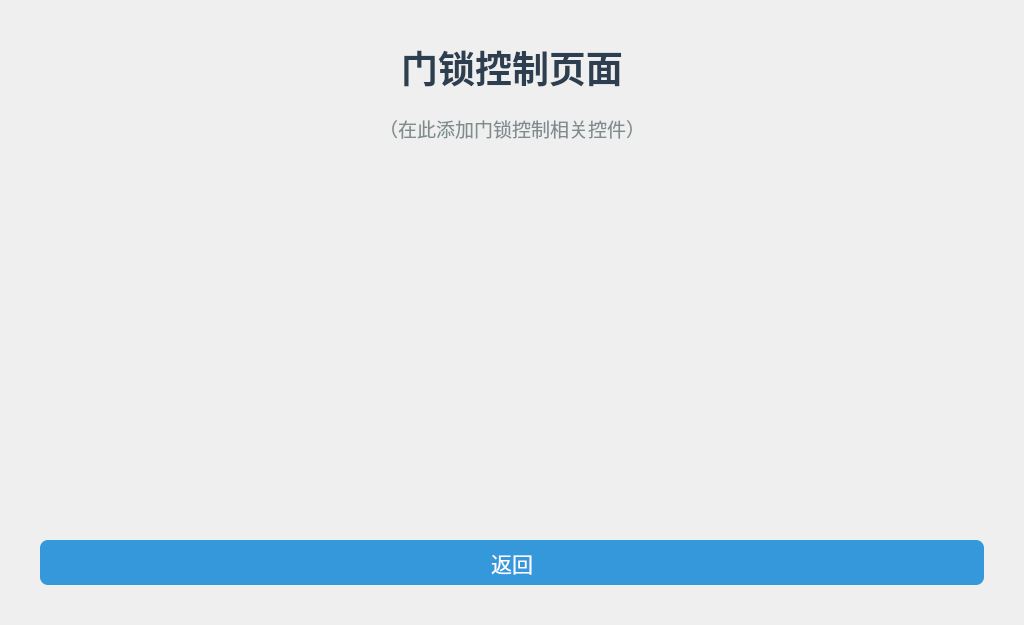
The window that ui/LockDialog.ui (zwq1270033721/my_mp157_smart_home_panel) describes before a commit, drawn with Qt 5.
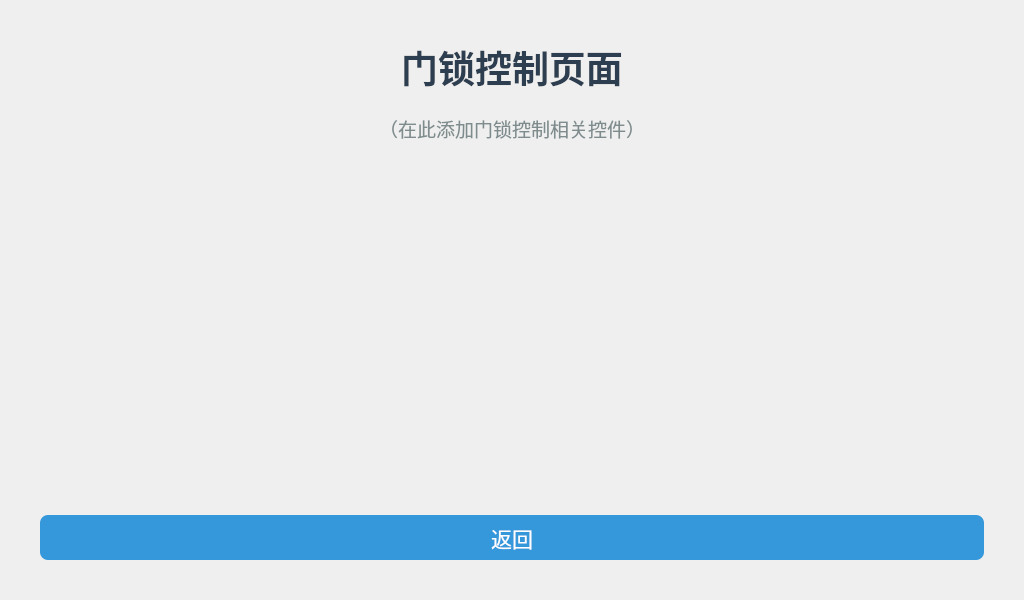
The same window after the commit.

The edit to the form file:
```diff
--- a/ui/LockDialog.ui
+++ b/ui/LockDialog.ui
@@ -7,19 +7,19 @@
     <x>0</x>
     <y>0</y>
     <width>1024</width>
-    <height>625</height>
+    <height>600</height>
    </rect>
   </property>
   <property name="minimumSize">
    <size>
     <width>1024</width>
-    <height>625</height>
+    <height>600</height>
    </size>
   </property>
   <property name="maximumSize">
    <size>
     <width>1024</width>
-    <height>625</height>
+    <height>600</height>
    </size>
   </property>
   <property name="windowTitle">
```
